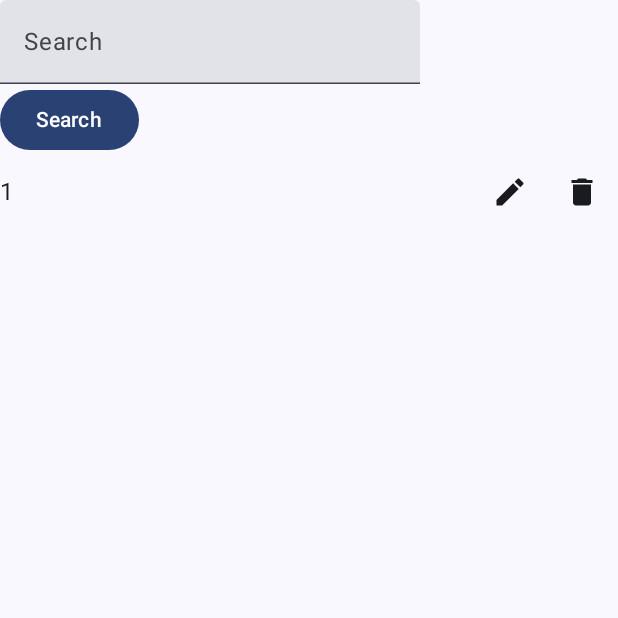
After one commit to Osman0812/SupplierSystemClient, an Android app built with Jetpack Compose: the composable EditSupplierScreen shown on its own in the app's theme, on a phone screen of 412 x 824 dp, the top half of it. The commit adds this screen. Run offline under Robolectric (Android 15) with nearby library versions, the phone set to English and light mode, and no system bars; our stand-ins replace Dagger/Hilt's generated code, Room's generated code.

Commit message:
added edit supplier screen

```diff
--- a/app/src/main/java/com/example/suppliersystemclient/ui/MainActivity.kt
+++ b/app/src/main/java/com/example/suppliersystemclient/ui/MainActivity.kt
@@ -6,6 +6,7 @@ import androidx.activity.ComponentActivity
 import androidx.activity.compose.setContent
 import androidx.compose.material.icons.Icons
 import androidx.compose.material.icons.filled.Add
+import androidx.compose.material.icons.filled.Edit
 import androidx.compose.material3.BottomAppBar
 import androidx.compose.material3.Icon
 import androidx.compose.material3.NavigationBarItem
@@ -23,6 +24,7 @@ import androidx.navigation.compose.rememberNavController
 import androidx.room.Room
 import com.example.suppliersystemclient.room.SqlDatabase
 import com.example.suppliersystemclient.ui.addsupplierscreen.AddSupplierScreen
+import com.example.suppliersystemclient.ui.editsupplierscreen.EditSupplierScreen
 import dagger.hilt.android.AndroidEntryPoint
 
 @AndroidEntryPoint
@@ -46,6 +48,7 @@ fun NavHost(navController: NavController, viewModel: SupplierViewModel) {
         startDestination = NavItem.AddSupplier.route
     ) {
         composable(NavItem.AddSupplier.route) { AddSupplierScreen(viewModel) }
+        composable(NavItem.EditSupplier.route) { EditSupplierScreen(viewModel) }
     }
 }
 
@@ -64,7 +67,8 @@ fun MainScreen(viewModel: SupplierViewModel) {
 @Composable
 fun BottomNavBar(navController: NavController) {
     val items = listOf(
-        NavItem.AddSupplier
+        NavItem.AddSupplier,
+        NavItem.EditSupplier,
     )
 
     BottomAppBar {
@@ -93,5 +97,6 @@ fun BottomNavBar(navController: NavController) {
 sealed class NavItem(val title: String, val icon: ImageVector, val route: String) {
 
     object AddSupplier : NavItem("Add", Icons.Default.Add, "addSupplier")
+    object EditSupplier : NavItem("Edit", Icons.Default.Edit, "editSupplier")
 
 }
--- /dev/null
+++ b/app/src/main/java/com/example/suppliersystemclient/ui/editsupplierscreen/EditSupplierScreen.kt
@@ -0,0 +1,81 @@
+package com.example.suppliersystemclient.ui.editsupplierscreen
+
+import androidx.compose.foundation.layout.Arrangement
+import androidx.compose.foundation.layout.Column
+import androidx.compose.foundation.layout.Row
+import androidx.compose.foundation.layout.fillMaxWidth
+import androidx.compose.material.icons.Icons
+import androidx.compose.material.icons.filled.Delete
+import androidx.compose.material.icons.filled.Edit
+import androidx.compose.material3.Button
+import androidx.compose.material3.Icon
+import androidx.compose.material3.IconButton
+import androidx.compose.material3.Text
+import androidx.compose.material3.TextField
+import androidx.compose.runtime.Composable
+import androidx.compose.runtime.collectAsState
+import androidx.compose.runtime.getValue
+import androidx.compose.runtime.mutableStateOf
+import androidx.compose.runtime.remember
+import androidx.compose.runtime.setValue
+import androidx.compose.ui.Alignment
+import androidx.compose.ui.Modifier
+import com.example.suppliersystemclient.data.Supplier
+import com.example.suppliersystemclient.ui.SupplierViewModel
+
+@Composable
+fun EditSupplierScreen(viewModel: SupplierViewModel) {
+    var searchQuery by remember { mutableStateOf("") }
+    val suppliers by viewModel.suppliers.collectAsState()
+
+    Column {
+        TextField(
+            value = searchQuery,
+            onValueChange = { searchQuery = it },
+            label = { Text("Search") }
+        )
+        Button(onClick = {
+            //Arama
+        }) {
+            Text("Search")
+        }
+        suppliers.filter { it.info.contains(searchQuery, true) }.forEach { supplier ->
+            SupplierItem(
+                supplier = supplier,
+                onEdit = {
+                    viewModel.updateSupplier(it)
+                },
+                onDelete = {
+                    viewModel.deleteSupplier(it)
+                }
+            )
+        }
+    }
+}
+@Composable
+fun SupplierItem(
+    supplier: Supplier,
+    onEdit: (Supplier) -> Unit,
+    onDelete: (Supplier) -> Unit)
+{
+    Row(
+        modifier = Modifier
+            .fillMaxWidth(),
+        verticalAlignment = Alignment.CenterVertically,
+        horizontalArrangement = Arrangement.SpaceBetween
+    ) {
+        Row {
+            Text(text = supplier.info)
+            Text(text = supplier.type.toString())
+            Text(text = supplier.reservedDays ?: "")
+        }
+        Row {
+            IconButton(onClick = { onEdit(supplier) }) {
+                Icon(Icons.Default.Edit, contentDescription = null)
+            }
+            IconButton(onClick = { onDelete(supplier) }) {
+                Icon(Icons.Default.Delete, contentDescription = null)
+            }
+        }
+    }
+}
```
